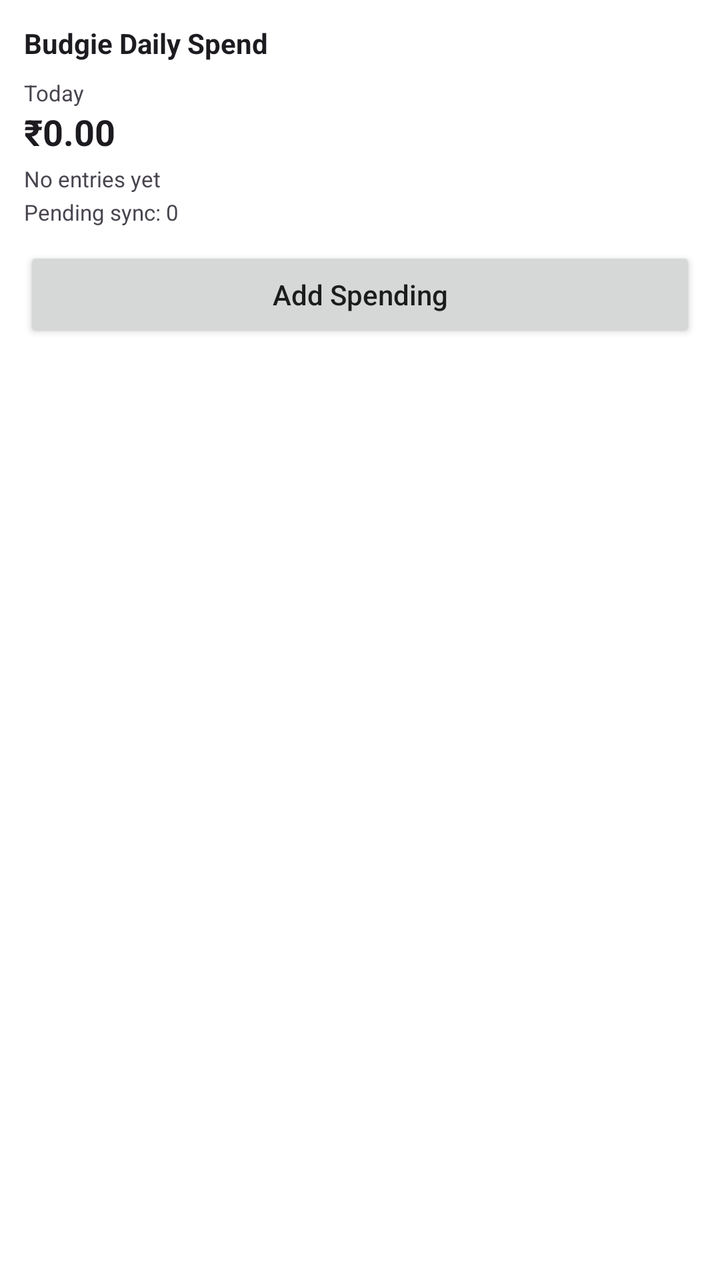
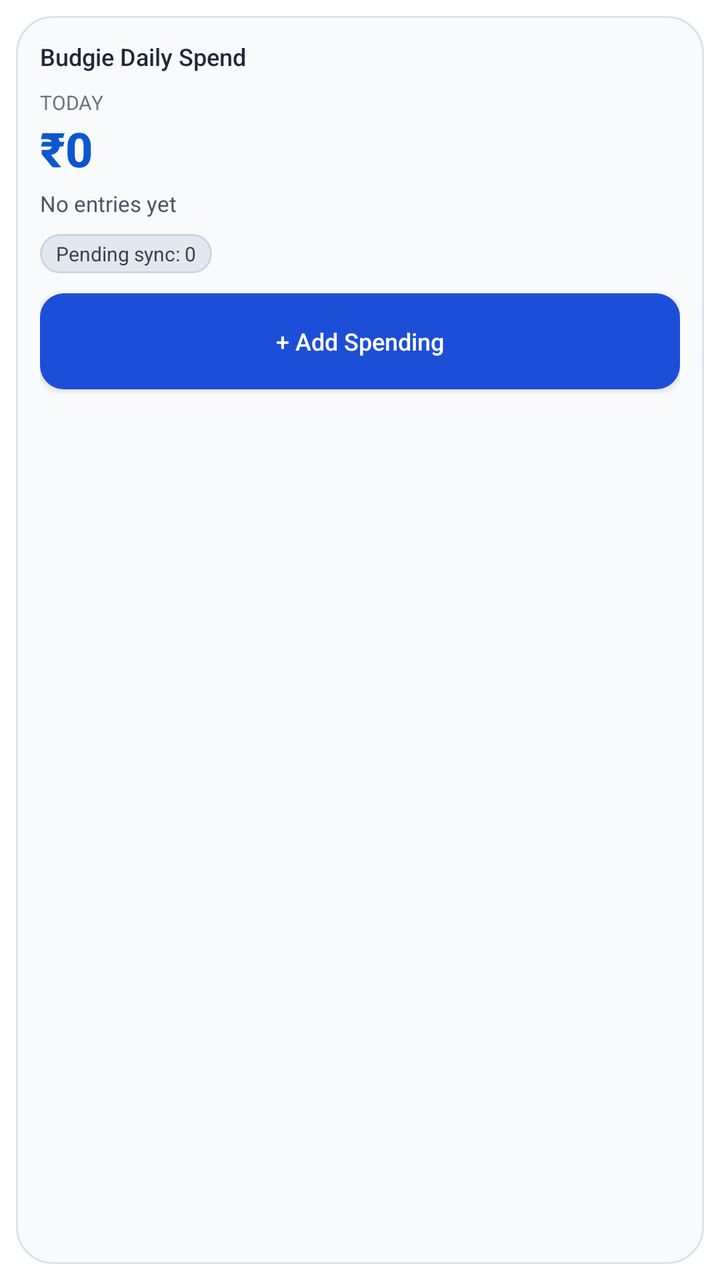

An Android layout rendered at two revisions. The XML below is the earlier revision; the diff shows what the commit changed to produce the second picture.
<!-- AndroidManifest.xml: fallback theme Theme.MaterialComponents.DayNight.NoActionBar -->
<!-- res/layout/daily_spend_widget.xml -->
<?xml version="1.0" encoding="utf-8"?>
<LinearLayout xmlns:android="http://schemas.android.com/apk/res/android"
    android:layout_width="match_parent"
    android:layout_height="match_parent"
    android:background="#FFFFFF"
    android:orientation="vertical"
    android:padding="12dp">

    <TextView
        android:id="@+id/widget_title"
        android:layout_width="wrap_content"
        android:layout_height="wrap_content"
        android:text="Budgie Daily Spend"
        android:textColor="#1D1B20"
        android:textSize="14sp"
        android:textStyle="bold" />

    <TextView
        android:id="@+id/widget_total_label"
        android:layout_width="wrap_content"
        android:layout_height="wrap_content"
        android:layout_marginTop="8dp"
        android:text="Today"
        android:textColor="#49454F"
        android:textSize="11sp" />

    <TextView
        android:id="@+id/widget_total_value"
        android:layout_width="wrap_content"
        android:layout_height="wrap_content"
        android:text="₹0.00"
        android:textColor="#1D1B20"
        android:textSize="18sp"
        android:textStyle="bold" />

    <TextView
        android:id="@+id/widget_last_entry_value"
        android:layout_width="wrap_content"
        android:layout_height="wrap_content"
        android:layout_marginTop="4dp"
        android:text="No entries yet"
        android:textColor="#49454F"
        android:textSize="11sp" />

    <TextView
        android:id="@+id/widget_pending_value"
        android:layout_width="wrap_content"
        android:layout_height="wrap_content"
        android:layout_marginTop="2dp"
        android:text="Pending sync: 0"
        android:textColor="#49454F"
        android:textSize="11sp" />

    <Button
        android:id="@+id/widget_add_spending_button"
        android:layout_width="match_parent"
        android:layout_height="wrap_content"
        android:layout_marginTop="10dp"
        android:text="Add Spending"
        android:textAllCaps="false" />

</LinearLayout>
<!-- resources referenced by this layout -->
<resources>

</resources>

<!-- the commit's change to res/layout/daily_spend_widget.xml (unified diff, before → after) -->
@@ -1,62 +1,79 @@
 <?xml version="1.0" encoding="utf-8"?>
-<LinearLayout xmlns:android="http://schemas.android.com/apk/res/android"
+<FrameLayout xmlns:android="http://schemas.android.com/apk/res/android"
+    android:id="@+id/widget_root"
     android:layout_width="match_parent"
     android:layout_height="match_parent"
-    android:background="#FFFFFF"
-    android:orientation="vertical"
-    android:padding="12dp">
+    android:padding="8dp">
 
-    <TextView
-        android:id="@+id/widget_title"
-        android:layout_width="wrap_content"
-        android:layout_height="wrap_content"
-        android:text="Budgie Daily Spend"
-        android:textColor="#1D1B20"
-        android:textSize="14sp"
-        android:textStyle="bold" />
+    <LinearLayout
+        android:layout_width="match_parent"
+        android:layout_height="match_parent"
+        android:orientation="vertical"
+        android:background="@drawable/widget_card_background"
+        android:padding="12dp">
 
-    <TextView
-        android:id="@+id/widget_total_label"
-        android:layout_width="wrap_content"
-        android:layout_height="wrap_content"
-        android:layout_marginTop="8dp"
-        android:text="Today"
-        android:textColor="#49454F"
-        android:textSize="11sp" />
+        <TextView
+            android:id="@+id/widget_title"
+            android:layout_width="wrap_content"
+            android:layout_height="wrap_content"
+            android:text="@string/daily_spend_widget_title"
+            android:textColor="#1F2937"
+            android:textSize="12sp"
+            android:fontFamily="sans-serif-medium" />
 
-    <TextView
-        android:id="@+id/widget_total_value"
-        android:layout_width="wrap_content"
-        android:layout_height="wrap_content"
-        android:text="₹0.00"
-        android:textColor="#1D1B20"
-        android:textSize="18sp"
-        android:textStyle="bold" />
+        <TextView
+            android:id="@+id/widget_total_label"
+            android:layout_width="wrap_content"
+            android:layout_height="wrap_content"
+            android:layout_marginTop="8dp"
+            android:text="@string/daily_spend_widget_today"
+            android:textColor="#6B7280"
+            android:textSize="10sp" />
 
-    <TextView
-        android:id="@+id/widget_last_entry_value"
-        android:layout_width="wrap_content"
-        android:layout_height="wrap_content"
-        android:layout_marginTop="4dp"
-        android:text="No entries yet"
-        android:textColor="#49454F"
-        android:textSize="11sp" />
+        <TextView
+            android:id="@+id/widget_total_value"
+            android:layout_width="wrap_content"
+            android:layout_height="wrap_content"
+            android:text="₹0"
+            android:textColor="#0B57D0"
+            android:textSize="24sp"
+            android:textStyle="bold"
+            android:fontFamily="sans-serif-medium" />
 
-    <TextView
-        android:id="@+id/widget_pending_value"
-        android:layout_width="wrap_content"
-        android:layout_height="wrap_content"
-        android:layout_marginTop="2dp"
-        android:text="Pending sync: 0"
-        android:textColor="#49454F"
-        android:textSize="11sp" />
+        <TextView
+            android:id="@+id/widget_last_entry_value"
+            android:layout_width="wrap_content"
+            android:layout_height="wrap_content"
+            android:layout_marginTop="4dp"
+            android:text="@string/daily_spend_widget_no_entries"
+            android:textColor="#4B5563"
+            android:textSize="11sp" />
 
-    <Button
-        android:id="@+id/widget_add_spending_button"
-        android:layout_width="match_parent"
-        android:layout_height="wrap_content"
-        android:layout_marginTop="10dp"
-        android:text="Add Spending"
-        android:textAllCaps="false" />
+        <TextView
+            android:id="@+id/widget_pending_value"
+            android:layout_width="wrap_content"
+            android:layout_height="wrap_content"
+            android:layout_marginTop="8dp"
+            android:background="@drawable/widget_pending_chip_neutral"
+            android:paddingLeft="8dp"
+            android:paddingTop="3dp"
+            android:paddingRight="8dp"
+            android:paddingBottom="3dp"
+            android:text="@string/daily_spend_widget_pending_none"
+            android:textColor="#374151"
+            android:textSize="10sp" />
 
-</LinearLayout>
+        <Button
+            android:id="@+id/widget_add_spending_button"
+            android:layout_width="match_parent"
+            android:layout_height="wrap_content"
+            android:layout_marginTop="10dp"
+            android:background="@drawable/widget_add_button_background"
+            android:text="@string/daily_spend_widget_add_spending"
+            android:textAllCaps="false"
+            android:textColor="#FFFFFF"
+            android:textSize="12sp" />
+
+    </LinearLayout>
+
+</FrameLayout>
<!-- resource entries referenced after the edit -->
@@ -1,5 +1,33 @@
 <!-- resources referenced by this layout -->
 <resources>
-
+  <!-- drawable widget_add_button_background (drawable) -->
+  <?xml version="1.0" encoding="utf-8"?>
+  <shape xmlns:android="http://schemas.android.com/apk/res/android">
+      <solid android:color="#1D4ED8" />
+      <corners android:radius="12dp" />
+  </shape>
+  <!-- drawable widget_card_background (drawable) -->
+  <?xml version="1.0" encoding="utf-8"?>
+  <shape xmlns:android="http://schemas.android.com/apk/res/android">
+      <solid android:color="#F8FAFC" />
+      <corners android:radius="18dp" />
+      <stroke
+          android:width="1dp"
+          android:color="#D9E2EC" />
+  </shape>
+  <!-- drawable widget_pending_chip_neutral (drawable) -->
+  <?xml version="1.0" encoding="utf-8"?>
+  <shape xmlns:android="http://schemas.android.com/apk/res/android">
+      <solid android:color="#E2E8F0" />
+      <corners android:radius="999dp" />
+      <stroke
+          android:width="1dp"
+          android:color="#CBD5E1" />
+  </shape>
+  <string name="daily_spend_widget_add_spending">+ Add Spending</string>
+  <string name="daily_spend_widget_no_entries">No entries yet</string>
+  <string name="daily_spend_widget_pending_none">Pending sync: 0</string>
+  <string name="daily_spend_widget_title">Budgie Daily Spend</string>
+  <string name="daily_spend_widget_today">TODAY</string>
 </resources>
 
